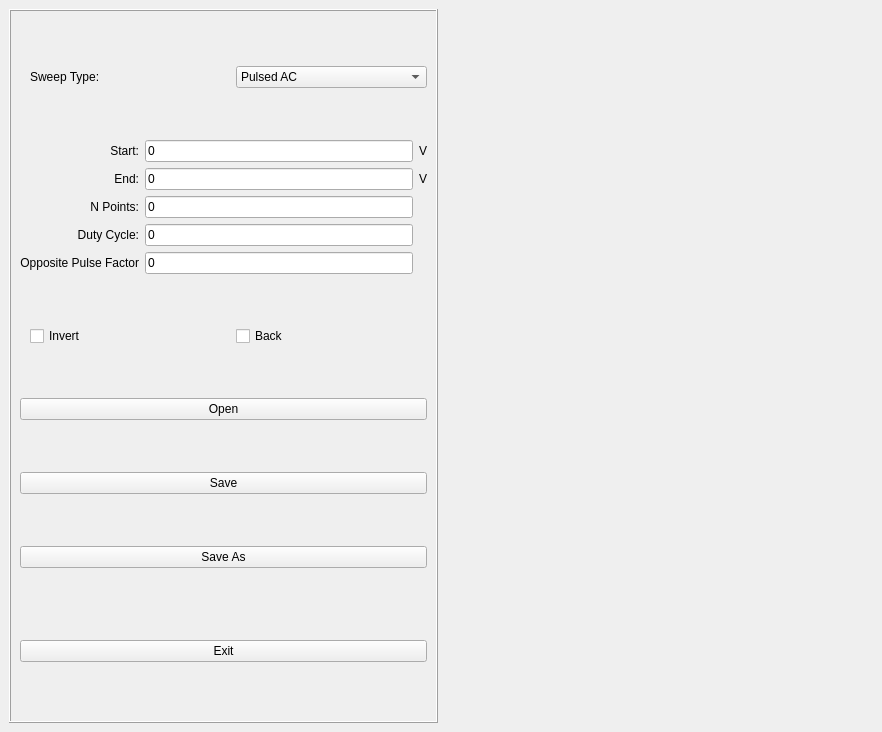
Above: IVCurveGenerator.ui from Martin09/IVFileGenerator before the change. Below: the same form after it.
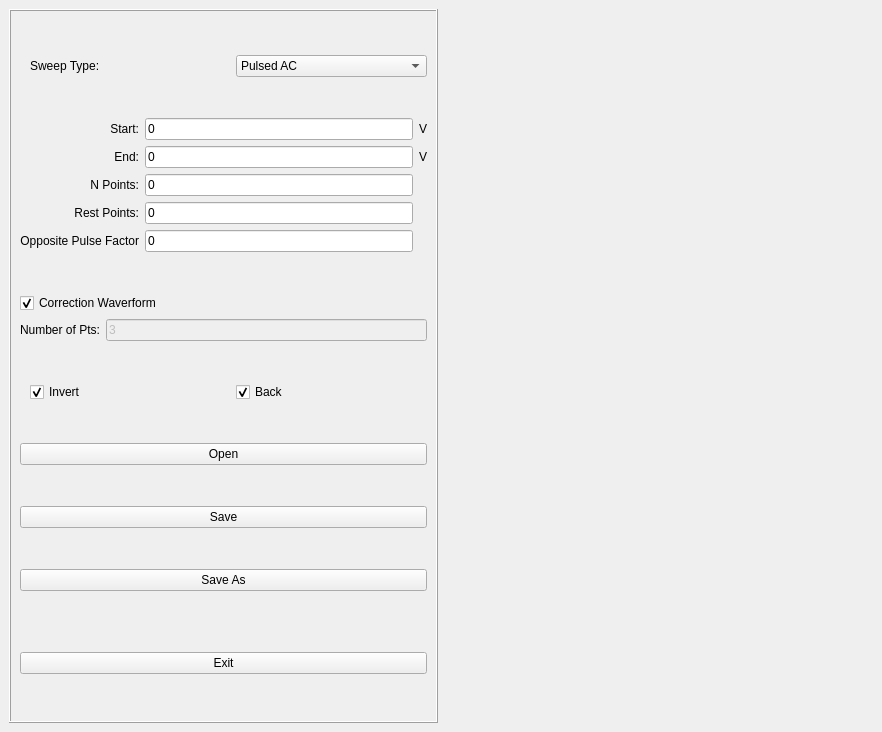
That is the form after the change. Custom widgets are drawn as their Qt base class.

The edit to the form file:
```diff
--- a/IVCurveGenerator.ui
+++ b/IVCurveGenerator.ui
@@ -35,25 +35,90 @@
       <property name="frameShadow">
        <enum>QFrame::Raised</enum>
       </property>
-      <layout class="QGridLayout" name="gridLayout_2" rowstretch="0,0,0,0,0,0,0,0,0,0" rowminimumheight="0,0,0,0,0,0,0,0,0,0" columnminimumwidth="0">
+      <layout class="QGridLayout" name="gridLayout_2" rowstretch="0,0,0,0,0,0,0,0,0,0,0,0,0,0,0">
        <property name="sizeConstraint">
         <enum>QLayout::SetMaximumSize</enum>
        </property>
-       <item row="7" column="0">
-        <widget class="QPushButton" name="pbSaveAs">
+       <item row="10" column="0">
+        <widget class="QPushButton" name="pbOpen">
          <property name="text">
-          <string>Save As</string>
-         </property>
-        </widget>
-       </item>
-       <item row="9" column="0">
-        <widget class="QPushButton" name="pbExit">
-         <property name="text">
-          <string>Exit</string>
+          <string>Open</string>
          </property>
         </widget>
        </item>
        <item row="8" column="0">
+        <layout class="QHBoxLayout" name="horizontalLayout">
+         <property name="spacing">
+          <number>15</number>
+         </property>
+         <property name="sizeConstraint">
+          <enum>QLayout::SetFixedSize</enum>
+         </property>
+         <property name="leftMargin">
+          <number>10</number>
+         </property>
+         <item>
+          <widget class="QCheckBox" name="cbInvert">
+           <property name="text">
+            <string>Invert</string>
+           </property>
+           <property name="checked">
+            <bool>true</bool>
+           </property>
+          </widget>
+         </item>
+         <item>
+          <widget class="QCheckBox" name="cbBack">
+           <property name="text">
+            <string>Back</string>
+           </property>
+           <property name="checked">
+            <bool>true</bool>
+           </property>
+          </widget>
+         </item>
+        </layout>
+       </item>
+       <item row="0" column="0">
+        <layout class="QHBoxLayout" name="horizontalLayout_2">
+         <property name="spacing">
+          <number>15</number>
+         </property>
+         <property name="sizeConstraint">
+          <enum>QLayout::SetFixedSize</enum>
+         </property>
+         <property name="leftMargin">
+          <number>10</number>
+         </property>
+         <item>
+          <widget class="QLabel" name="label">
+           <property name="text">
+            <string>Sweep Type:</string>
+           </property>
+          </widget>
+         </item>
+         <item>
+          <widget class="QComboBox" name="cbTestType">
+           <item>
+            <property name="text">
+             <string>Pulsed AC</string>
+            </property>
+           </item>
+           <item>
+            <property name="text">
+             <string>Pulsed DC</string>
+            </property>
+           </item>
+           <item>
+            <property name="text">
+             <string>Linear</string>
+            </property>
+           </item>
+          </widget>
+         </item>
+        </layout>
+       </item>
+       <item row="13" column="0">
         <spacer name="verticalSpacer">
          <property name="orientation">
           <enum>Qt::Vertical</enum>
@@ -69,47 +134,20 @@
          </property>
         </spacer>
        </item>
-       <item row="6" column="0">
+       <item row="12" column="0">
+        <widget class="QPushButton" name="pbSaveAs">
+         <property name="text">
+          <string>Save As</string>
+         </property>
+        </widget>
+       </item>
+       <item row="11" column="0">
         <widget class="QPushButton" name="pbSave">
          <property name="text">
           <string>Save</string>
          </property>
         </widget>
        </item>
-       <item row="5" column="0">
-        <widget class="QPushButton" name="pbOpen">
-         <property name="text">
-          <string>Open</string>
-         </property>
-        </widget>
-       </item>
-       <item row="3" column="0">
-        <layout class="QHBoxLayout" name="horizontalLayout">
-         <property name="spacing">
-          <number>15</number>
-         </property>
-         <property name="sizeConstraint">
-          <enum>QLayout::SetFixedSize</enum>
-         </property>
-         <property name="leftMargin">
-          <number>10</number>
-         </property>
-         <item>
-          <widget class="QCheckBox" name="cbInvert">
-           <property name="text">
-            <string>Invert</string>
-           </property>
-          </widget>
-         </item>
-         <item>
-          <widget class="QCheckBox" name="cbBack">
-           <property name="text">
-            <string>Back</string>
-           </property>
-          </widget>
-         </item>
-        </layout>
-       </item>
        <item row="1" column="0">
         <layout class="QGridLayout" name="gridLayout">
          <item row="0" column="1">
@@ -132,7 +170,7 @@
          <item row="3" column="0">
           <widget class="QLabel" name="lbDuty">
            <property name="text">
-            <string>Duty Cycle:</string>
+            <string>Rest Points:</string>
            </property>
            <property name="alignment">
             <set>Qt::AlignRight|Qt::AlignTrailing|Qt::AlignVCenter</set>
@@ -222,42 +260,45 @@
          </item>
         </layout>
        </item>
-       <item row="0" column="0">
-        <layout class="QHBoxLayout" name="horizontalLayout_2">
-         <property name="spacing">
-          <number>15</number>
+       <item row="14" column="0">
+        <widget class="QPushButton" name="pbExit">
+         <property name="text">
+          <string>Exit</string>
          </property>
-         <property name="sizeConstraint">
-          <enum>QLayout::SetFixedSize</enum>
-         </property>
-         <property name="leftMargin">
-          <number>10</number>
-         </property>
+        </widget>
+       </item>
+       <item row="6" column="0">
+        <layout class="QVBoxLayout" name="verticalLayout_2">
          <item>
-          <widget class="QLabel" name="label">
+          <widget class="QCheckBox" name="cbCorrWave">
            <property name="text">
-            <string>Sweep Type:</string>
+            <string>Correction Waverform</string>
+           </property>
+           <property name="checked">
+            <bool>true</bool>
            </property>
           </widget>
          </item>
          <item>
-          <widget class="QComboBox" name="cbTestType">
+          <layout class="QHBoxLayout" name="horizontalLayout_3">
            <item>
-            <property name="text">
-             <string>Pulsed AC</string>
-            </property>
+            <widget class="QLabel" name="label_2">
+             <property name="text">
+              <string>Number of Pts:</string>
+             </property>
+            </widget>
            </item>
            <item>
-            <property name="text">
-             <string>Pulsed DC</string>
-            </property>
+            <widget class="QLineEdit" name="leCorrWavePts">
+             <property name="enabled">
+              <bool>false</bool>
+             </property>
+             <property name="text">
+              <string>3</string>
+             </property>
+            </widget>
            </item>
-           <item>
-            <property name="text">
-             <string>Linear</string>
-            </property>
-           </item>
-          </widget>
+          </layout>
          </item>
         </layout>
        </item>
```
Left out of the diff: 56 changed lines with no effect on the pictures.
